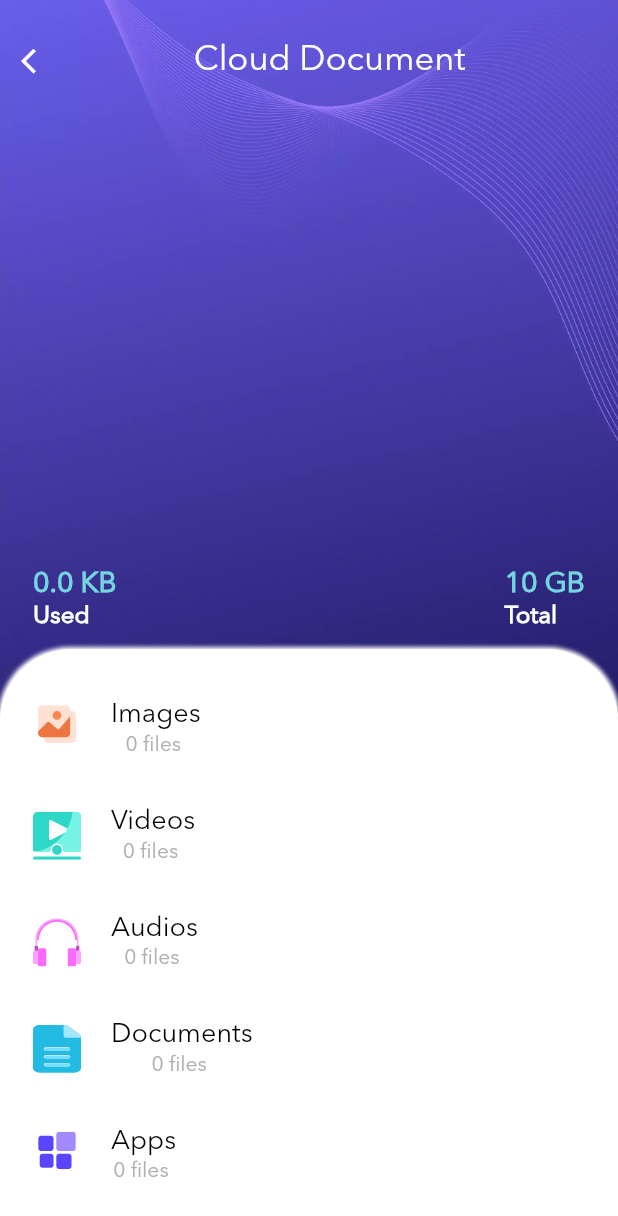
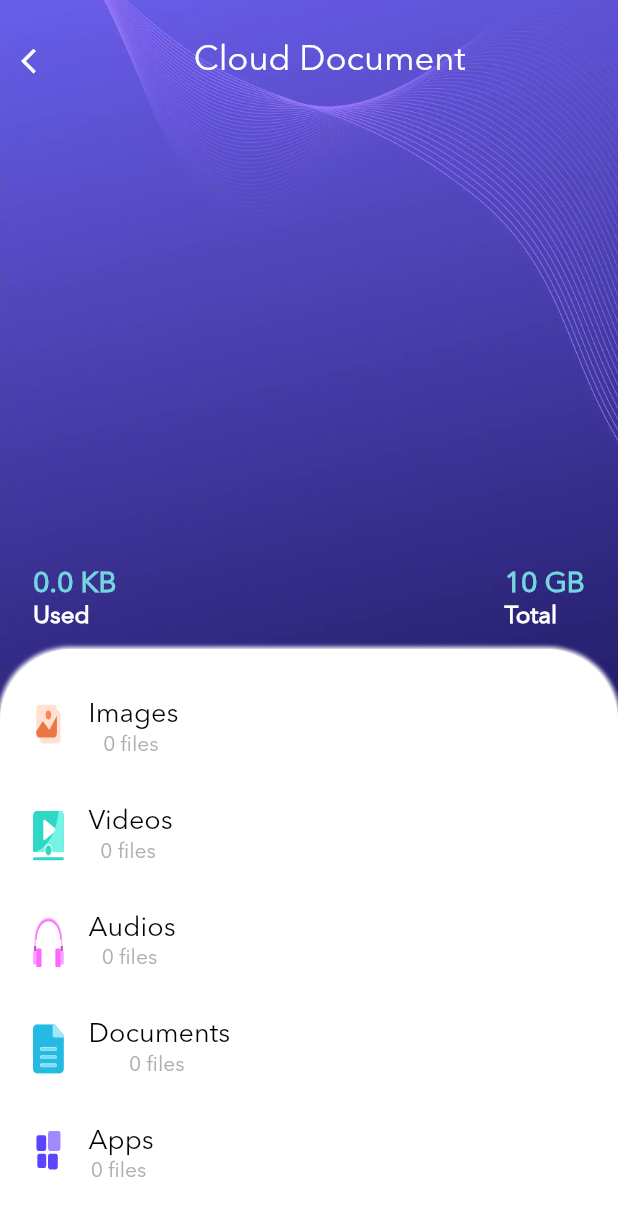
Before and after one commit to ali-shahKust/file_sharing, a Flutter app: the CloudItemsScreen screen opened by its route, on a phone screen of 412 x 824 dp. Shown: the top 1216 px of the screen. Run offline on Flutter 3.47's test engine with Material 2 defaults, Android fonts, the phone set to English and light mode, and no system bars; our stand-ins replace another_flushbar, connectivity_plus, device_info, file_picker, firebase_auth, firebase_core and 15 more; missing offline and left inert: amplify_auth_cognito, amplify_flutter, amplify_storage_s3, device_apps, flutter_icons_nullsafty, flutter_pagewise and 3 more; accounts and stored records are empty; statements that could not run were skipped.

```diff
--- a/lib/views/dashboard/dashboard_screen.dart
+++ b/lib/views/dashboard/dashboard_screen.dart
@@ -55,6 +55,9 @@ class _DashBoardScreenState extends State<DashBoardScreen> {
 
     super.initState();
   }
+  // void fetchFileManagerData(){
+  //   if()
+  // }
 
   Future<void> checkVersion() async {
     if (Platform.isAndroid) {
--- a/lib/views/online_backup/cloud_items_screen.dart
+++ b/lib/views/online_backup/cloud_items_screen.dart
@@ -43,21 +43,6 @@ class _CloudItemsScreenState extends State<CloudItemsScreen> {
 
       return Scaffold(
         backgroundColor: AppColors.kPrimaryPurpleColor,
-        // bottomNavigationBar: BottomAppBar(
-        //   child: ElevatedButton(
-        //     onPressed: () async {
-        //       bool granted = await Permission.manageExternalStorage.isGranted;
-        //       if (granted) {
-        //         print("Files ${vm.pics.length}");
-        //         await Navigator.pushNamed(context, DownloadScreen.routeName,
-        //             arguments: vm.pics);
-        //       } else {
-        //         await Permission.manageExternalStorage.request();
-        //       }
-        //     },
-        //     child: const Text("Restore all"),
-        //   ),
-        // ),
         body: SafeArea(
           child: Container(
             width: SizeConfig.screenWidth,
@@ -214,12 +199,12 @@ class _CloudItemsScreenState extends State<CloudItemsScreen> {
       children: [
         SvgPicture.asset(
           icon,
-          width: 32,
-          height: 32,
+          width: SizeConfig.screenWidth!*0.05,
+          height: SizeConfig.screenHeight!*0.04,
           fit: BoxFit.fill,
         ),
         SizedBox(
-          width: 20,
+          width: SizeConfig.screenWidth!*0.04 ,
         ),
         Column(
           children: [
```
Also changed, not shown: lib/utilities/general_utilities.dart (+4 -5 lines), lib/views/device_file_manager/category/audio_view.dart (+10 -33 lines), lib/views/device_file_manager/category/videos_view.dart (+6 -20 lines), lib/views/user_name_setting/update_username.dart (+5 -2 lines).
